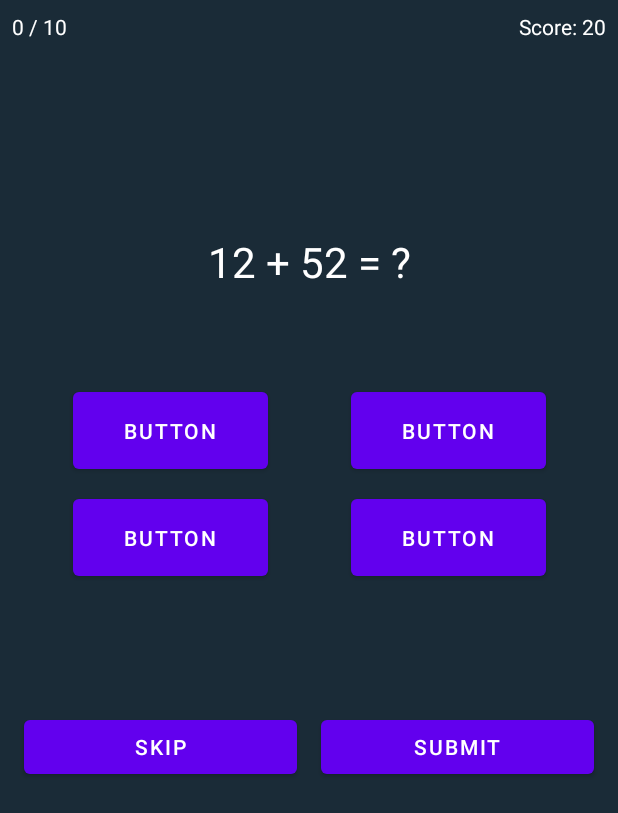
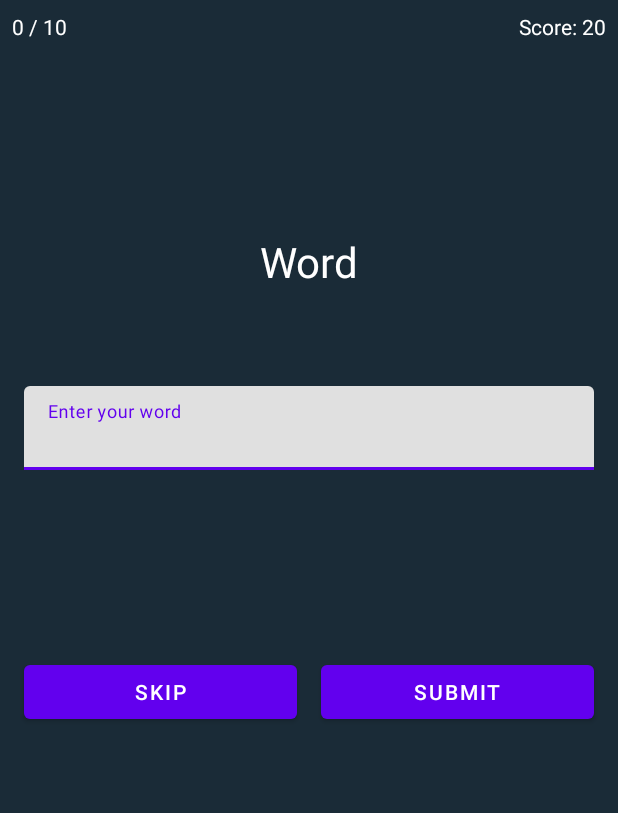
Before and after one commit to Mike-95/MathQuizApp, an Android app: the layout fragment_word_quiz.xml on its own in the app's theme, with its tools: preview values and no code run, on a phone screen of 412 x 824 dp. Shown: the top 813 px of the screen. Run offline under Robolectric (Android 15) with nearby library versions, the phone set to English and light mode, and no system bars.

Commit message:
done design of fragment_word_quiz

```diff
--- a/app/src/main/res/layout/fragment_quick_math.xml
+++ b/app/src/main/res/layout/fragment_word_quiz.xml
@@ -3,8 +3,8 @@
     xmlns:app="http://schemas.android.com/apk/res-auto"
     xmlns:tools="http://schemas.android.com/tools"
     android:layout_width="match_parent"
+    android:layout_height="match_parent"
     android:background="#EB071927"
-    android:layout_height="match_parent"
     tools:context=".Ui.QuickMathFragment">
 
 
@@ -22,77 +22,49 @@
 
     <TextView
         android:id="@+id/quiz_score"
-        android:text="@string/quiz_score"
         android:layout_width="wrap_content"
         android:layout_height="wrap_content"
+        android:layout_marginEnd="8dp"
+        android:text="@string/quiz_score"
         android:textColor="@color/white"
-        android:layout_marginEnd="8dp"
         app:layout_constraintBottom_toBottomOf="@+id/quiz_count"
         app:layout_constraintEnd_toEndOf="parent"
         app:layout_constraintTop_toTopOf="@+id/quiz_count"
         tools:text="Score: 20" />
 
     <TextView
-        android:id="@+id/tv_question"
+        android:id="@+id/tv_word"
         android:layout_width="wrap_content"
         android:layout_height="wrap_content"
         android:layout_marginTop="155dp"
-        android:text="2 + 52 = ?"
+        android:text="@string/word"
         android:textColor="@color/white"
         android:textSize="28sp"
         app:layout_constraintEnd_toEndOf="parent"
         app:layout_constraintStart_toStartOf="parent"
         app:layout_constraintTop_toTopOf="parent"
-        tools:text="12 + 52 = ?" />
+        tools:text="Word" />
 
-    <Button
-        android:id="@+id/btn_choice1"
-        android:layout_width="130dp"
-        android:layout_height="63dp"
-        android:layout_marginStart="60dp"
-        android:layout_marginEnd="24dp"
-        android:text="Button"
-        app:layout_constraintBottom_toBottomOf="@+id/btn_choice2"
-        app:layout_constraintEnd_toStartOf="@+id/btn_choice2"
+
+    <com.google.android.material.textfield.TextInputLayout
+        android:id="@+id/textInputLayout"
+        android:layout_width="0dp"
+        android:layout_height="wrap_content"
+        android:layout_marginStart="16dp"
+        android:layout_marginTop="64dp"
+        android:layout_marginEnd="16dp"
+        android:hint="@string/enter_your_word"
+        app:layout_constraintEnd_toEndOf="parent"
         app:layout_constraintStart_toStartOf="parent"
-        app:layout_constraintTop_toTopOf="@+id/btn_choice2" />
+        app:layout_constraintTop_toBottomOf="@+id/tv_word">
 
-    <Button
-        android:id="@+id/btn_choice3"
-        android:layout_width="130dp"
-        android:layout_height="63dp"
-        android:layout_marginStart="60dp"
-        android:layout_marginTop="8dp"
-        android:layout_marginEnd="24dp"
-        android:text="Button"
-        app:layout_constraintEnd_toStartOf="@+id/btn_choice4"
-        app:layout_constraintStart_toStartOf="parent"
-        app:layout_constraintTop_toBottomOf="@+id/btn_choice1" />
-
-    <Button
-        android:id="@+id/btn_choice2"
-        android:layout_width="130dp"
-        android:layout_height="63dp"
-        android:layout_marginStart="31dp"
-        android:layout_marginTop="62dp"
-        android:layout_marginEnd="60dp"
-        android:text="Button"
-        app:layout_constraintEnd_toEndOf="parent"
-        app:layout_constraintStart_toEndOf="@+id/btn_choice1"
-        app:layout_constraintTop_toBottomOf="@+id/tv_question" />
-
-    <Button
-        android:id="@+id/btn_choice4"
-        android:layout_width="130dp"
-        android:layout_height="63dp"
-        android:layout_marginStart="31dp"
-        android:layout_marginTop="8dp"
-        android:layout_marginEnd="60dp"
-        android:text="Button"
-        app:layout_constraintBottom_toBottomOf="@+id/btn_choice3"
-        app:layout_constraintEnd_toEndOf="parent"
-        app:layout_constraintStart_toEndOf="@+id/btn_choice3"
-        app:layout_constraintTop_toBottomOf="@+id/btn_choice2" />
+        <com.google.android.material.textfield.TextInputEditText
+            android:id="@+id/et_text_input"
+            android:layout_width="match_parent"
+            android:layout_height="match_parent"
+            android:inputType="textPersonName|textNoSuggestions"
+            android:maxLines="1" />
+    </com.google.android.material.textfield.TextInputLayout>
 
     <Button
         android:id="@+id/btn_skip"
@@ -109,12 +81,12 @@
         android:id="@+id/btn_submit"
         android:layout_width="0dp"
         android:layout_height="wrap_content"
-        android:layout_marginTop="84dp"
+        android:layout_marginTop="124dp"
         android:layout_marginEnd="16dp"
         android:text="@string/submit"
         app:layout_constraintEnd_toEndOf="parent"
         app:layout_constraintStart_toEndOf="@+id/btn_skip"
-        app:layout_constraintTop_toBottomOf="@+id/btn_choice4" />
+        app:layout_constraintTop_toBottomOf="@+id/textInputLayout" />
 
 
 </androidx.constraintlayout.widget.ConstraintLayout>
--- a/app/src/main/res/values/strings.xml
+++ b/app/src/main/res/values/strings.xml
@@ -6,5 +6,7 @@
     <string name="quiz_score">Score: %d</string>
     <string name="skip">Skip</string>
     <string name="submit">Submit</string>
+    <string name="word">Word</string>
+    <string name="enter_your_word">Enter your word</string>
 
 </resources>
```
